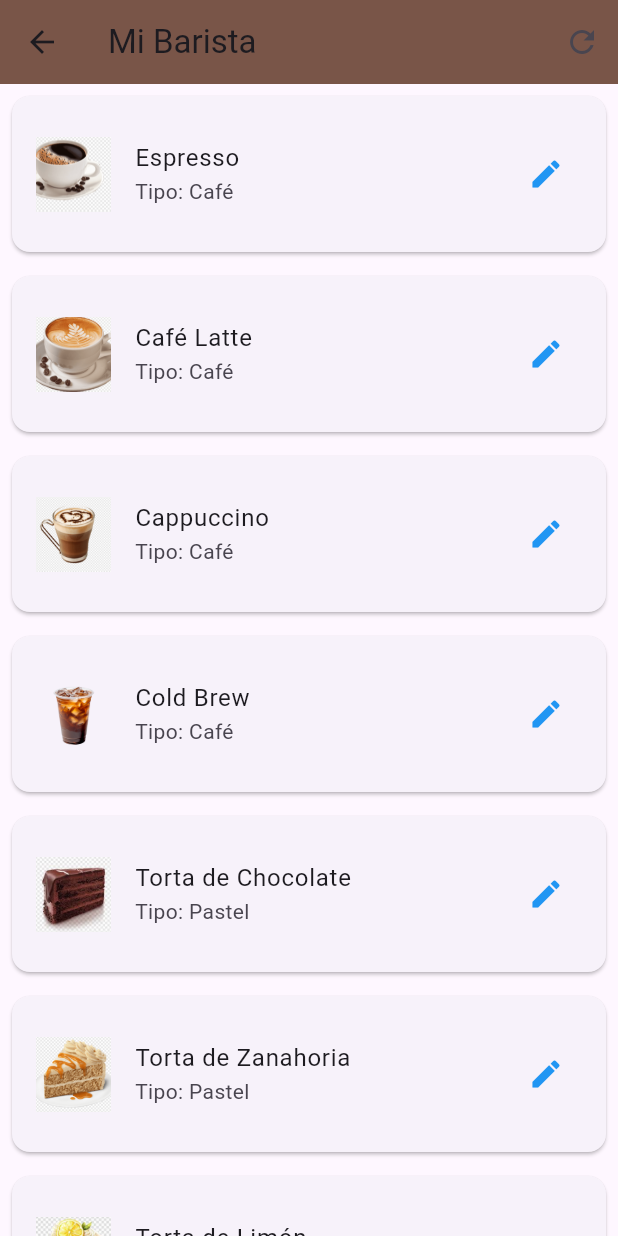
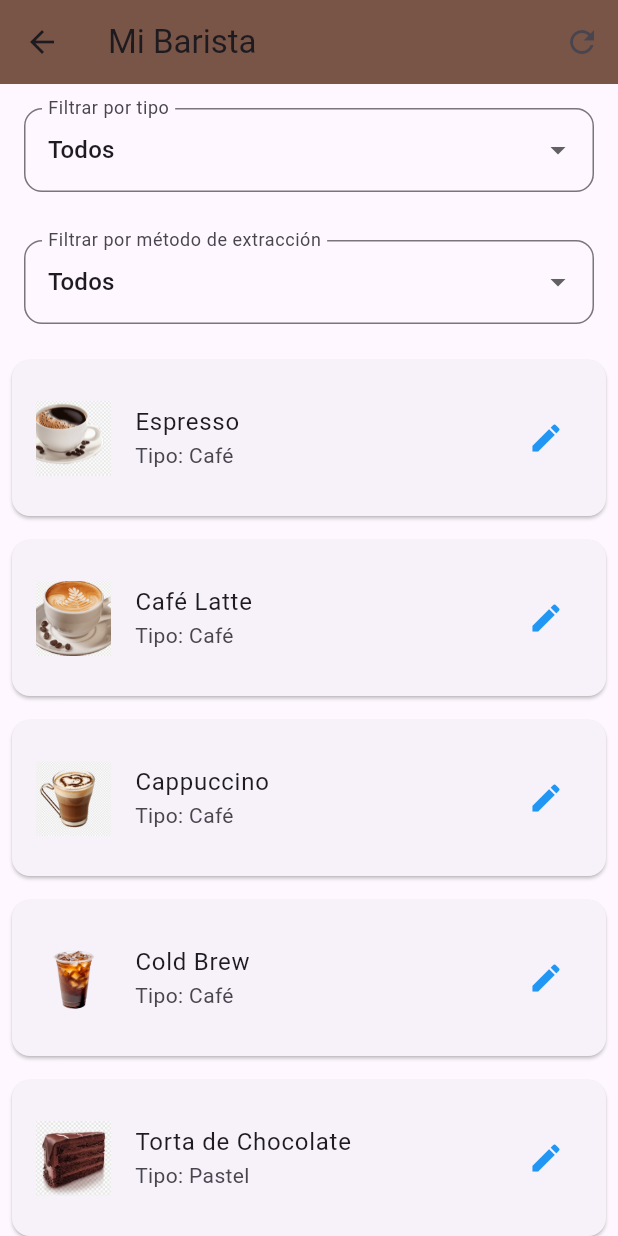
Before and after one commit to DiegoQuirozMasferrer/MaquetaFuncional, a Flutter app: the BaristaRecipesScreen screen opened directly, on a phone screen of 412 x 824 dp. Run offline on Flutter 3.47's test engine with Material 3 defaults, Android fonts, the phone set to English and light mode, and no system bars; our stand-ins replace image_picker, share_plus, shared_preferences, sqflite; missing offline and left inert: flutter_email_sender; accounts and stored records are empty.

Commit message:
version 2.1 ¡Ahora con tortas y Té!!!!! Link de video link apk recetas faltantes y filtros de busqueda

```diff
--- a/lib/MiBarista.dart
+++ b/lib/MiBarista.dart
@@ -4,8 +4,8 @@ import 'package:flutter/material.dart';
 import 'package:flutter/services.dart';
 import 'package:path_provider/path_provider.dart';
 import 'package:provider/provider.dart';
+
 import 'EditRecipe.dart';
-
 import 'RecipeDetails.dart';
 import 'RecipeNotifier.dart';
 
@@ -16,6 +16,8 @@ class BaristaRecipesScreen extends StatefulWidget {
 
 class _BaristaRecipesScreenState extends State<BaristaRecipesScreen> {
   List<Map<String, dynamic>> baristaRecipes = [];
+  String? _type; // Filtro de tipo
+  String? _extractionMethod; // Filtro de método de extracción
 
   @override
   void initState() {
@@ -25,7 +27,8 @@ class _BaristaRecipesScreenState extends State<BaristaRecipesScreen> {
 
   Future<void> _loadBaristaRecipes() async {
     try {
-      final String jsonString = await rootBundle.loadString('assets/predefined_recipes.json');
+      final String jsonString =
+      await rootBundle.loadString('assets/predefined_recipes.json');
       List<dynamic> jsonResponse = jsonDecode(jsonString);
       setState(() {
         baristaRecipes = List<Map<String, dynamic>>.from(jsonResponse).map((recipe) {
@@ -44,7 +47,6 @@ class _BaristaRecipesScreenState extends State<BaristaRecipesScreen> {
       print('Error al cargar recetas predefinidas: $e');
     }
   }
-
   Future<void> _editRecipe(BuildContext context, Map<String, dynamic> recipe) async {
     // Copiar imagen desde assets si es necesario
     String? newImagePath;
@@ -92,6 +94,17 @@ class _BaristaRecipesScreenState extends State<BaristaRecipesScreen> {
 
   @override
   Widget build(BuildContext context) {
+    // Filtrar recetas según el tipo y método de extracción seleccionados
+    List<Map<String, dynamic>> filteredRecipes = baristaRecipes.where((recipe) {
+      if (_type != null && recipe['type'] != _type) {
+        return false;
+      }
+      if (_extractionMethod != null && recipe['extractionMethod'] != _extractionMethod) {
+        return false;
+      }
+      return true;
+    }).toList();
+
     return Scaffold(
       appBar: AppBar(
         title: Text('Mi Barista'),
@@ -103,12 +116,74 @@ class _BaristaRecipesScreenState extends State<BaristaRecipesScreen> {
           ),
         ],
       ),
-      body: baristaRecipes.isEmpty
-          ? Center(child: Text('No hay recetas disponibles'))
+      body: Column(
+        children: [
+          // Dropdown para filtrar por tipo
+          Padding(
+            padding: const EdgeInsets.all(16.0),
+            child: DropdownButtonFormField<String>(
+              value: _type,
+              decoration: InputDecoration(
+                labelText: 'Filtrar por tipo',
+                border: OutlineInputBorder(
+                  borderRadius: BorderRadius.circular(12),
+                ),
+              ),
+              items: [
+                null, // Opción para mostrar todas las recetas
+                'Café',
+                'Pastel',
+                'Té',
+              ].map((type) {
+                return DropdownMenuItem<String>(
+                  value: type,
+                  child: Text(type ?? 'Todos'),
+                );
+              }).toList(),
+              onChanged: (value) {
+                setState(() {
+                  _type = value;
+                });
+              },
+            ),
+          ),
+          // Dropdown para filtrar por método de extracción
+          Padding(
+            padding: const EdgeInsets.all(16.0),
+            child: DropdownButtonFormField<String>(
+              value: _extractionMethod,
+              decoration: InputDecoration(
+                labelText: 'Filtrar por método de extracción',
+                border: OutlineInputBorder(
+                  borderRadius: BorderRadius.circular(12),
+                ),
+              ),
+              items: [
+                null, // Opción para mostrar todos los métodos
+                'Espresso',
+                'Pour-over',
+                'French Press',
+                'Cold Brew',
+              ].map((method) {
+                return DropdownMenuItem<String>(
+                  value: method,
+                  child: Text(method ?? 'Todos'),
+                );
+              }).toList(),
+              onChanged: (value) {
+                setState(() {
+                  _extractionMethod = value;
+                });
+              },
+            ),
+          ),
+          Expanded(
+            child: filteredRecipes.isEmpty
+                ? Center(child: Text('No hay recetas que coincidan con los filtros'))
                 : ListView.builder(
-        itemCount: baristaRecipes.length,
+              itemCount: filteredRecipes.length,
               itemBuilder: (context, index) {
-          final recipe = baristaRecipes[index];
+                final recipe = filteredRecipes[index];
 
                 return Card(
                   margin: EdgeInsets.all(8.0),
@@ -133,13 +208,15 @@ class _BaristaRecipesScreenState extends State<BaristaRecipesScreen> {
                 );
               },
             ),
+          ),
+        ],
+      ),
     );
   }
 
   Widget _buildRecipeImage(Map<String, dynamic> recipe) {
     if (recipe['imagePath'] != null && recipe['imagePath'].isNotEmpty) {
       if (recipe['imagePath'].startsWith('assets/')) {
-        // Intentar cargar la imagen desde los assets
         return Image.asset(
           recipe['imagePath'],
           width: 50,
@@ -150,7 +227,6 @@ class _BaristaRecipesScreenState extends State<BaristaRecipesScreen> {
           },
         );
       } else if (File(recipe['imagePath']).existsSync()) {
-        // Intentar cargar la imagen desde el sistema de archivos
         return Image.file(
           File(recipe['imagePath']),
           width: 50,
@@ -159,7 +235,6 @@ class _BaristaRecipesScreenState extends State<BaristaRecipesScreen> {
         );
       }
     }
-    // Mostrar ícono predeterminado si no hay imagen válida
     return Icon(Icons.coffee, size: 40, color: Colors.brown);
   }
 }
```
Lines whose indentation alone changed are shown as unchanged.
